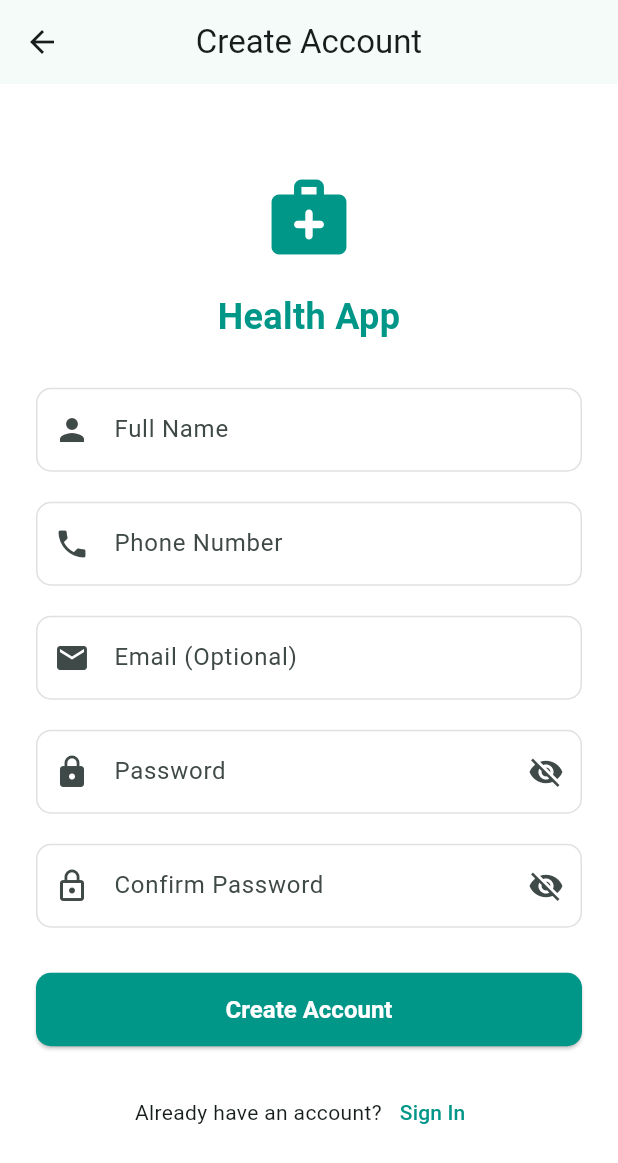
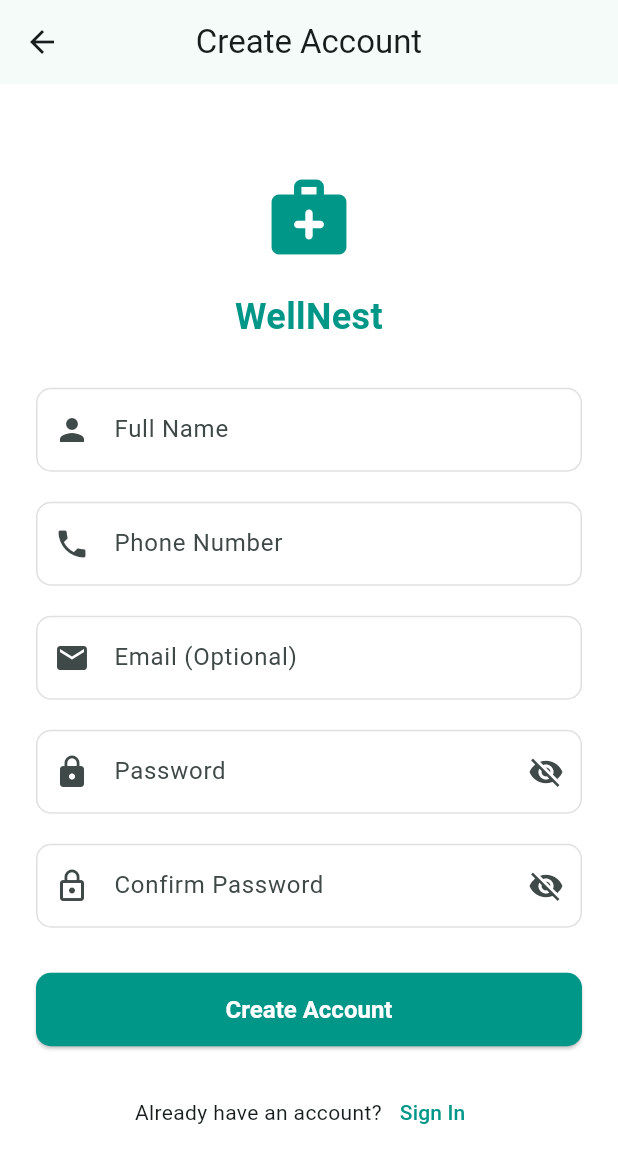
Before and after one commit to Dusk-afk/health_app, a Flutter app: the screen it shows after launch, after a tap on "Sign Up", on a phone screen of 412 x 824 dp. Shown: the top 1163 px of the screen. Run offline on Flutter 3.47's test engine with Material 3 defaults, Android fonts, the light colour scheme and no system bars; our stand-ins replace dio, fl_chart, flutter_secure_storage, jwt_decoder; network calls fail.

Commit message:
Update app name

```diff
--- a/lib/main.dart
+++ b/lib/main.dart
@@ -4,23 +4,23 @@ import 'screens/main/main_screen.dart';
 import 'services/api/auth_service.dart';
 
 void main() {
-  runApp(const HealthApp());
+  runApp(const WellNestApp());
 }
 
-class HealthApp extends StatefulWidget {
-  const HealthApp({super.key});
+class WellNestApp extends StatefulWidget {
+  const WellNestApp({super.key});
 
   @override
-  State<HealthApp> createState() => _HealthAppState();
+  State<WellNestApp> createState() => _WellNestAppState();
 }
 
-class _HealthAppState extends State<HealthApp> {
+class _WellNestAppState extends State<WellNestApp> {
   final Future<bool> _isAuthenticated = AuthService.instance.isAuthenticated();
 
   @override
   Widget build(BuildContext context) {
     return MaterialApp(
-      title: 'Health App',
+      title: 'WellNest',
       debugShowCheckedModeBanner: false,
       theme: ThemeData(
         colorScheme: ColorScheme.fromSeed(
@@ -60,7 +60,6 @@ class _HealthAppState extends State<HealthApp> {
       ),
       routes: {
         '/': (context) => const SplashScreen(),
-        // '/login': (c) => const LoginScreen(),
         '/login': (context) => const LoginScreen(),
         '/main': (context) => const MainScreen(),
       },
@@ -84,17 +83,19 @@ class _SplashScreenState extends State<SplashScreen> {
   }
 
   Future<void> _checkAuthentication() async {
-
+    await Future.delayed(const Duration(milliseconds: 1500));
     await Future.delayed(const Duration(milliseconds: 1500));
 
-    // Check if user is already logged in
+    // Check if user is already logged in// Check if user is already logged in
     final bool isAuthenticated = await AuthService.instance.isAuthenticated();
 
     if (!mounted) return;
+    if (!mounted) return;
 
-    // Navigate to appropriate screen
+    // Navigate to appropriate screen// Navigate to appropriate screen
     Navigator.pushReplacementNamed(
       context,
+
       ///logout
       ///logging
       isAuthenticated ? '/main' : '/login',
@@ -116,7 +117,7 @@ class _SplashScreenState extends State<SplashScreen> {
             ),
             const SizedBox(height: 24),
             Text(
-              'Health App',
+              'WellNest',
               style: TextStyle(
                 fontSize: 32,
                 fontWeight: FontWeight.bold,
--- a/lib/screens/auth/login_screen.dart
+++ b/lib/screens/auth/login_screen.dart
@@ -94,7 +94,7 @@ class _LoginScreenState extends State<LoginScreen> {
 
                   // App Name
                   Text(
-                    'Health App',
+                    'WellNest',
                     textAlign: TextAlign.center,
                     style: TextStyle(
                       fontSize: 28,
--- a/lib/screens/auth/signup_screen.dart
+++ b/lib/screens/auth/signup_screen.dart
@@ -110,7 +110,7 @@ class _SignupScreenState extends State<SignupScreen> {
 
                   // App Name
                   Text(
-                    'Health App',
+                    'WellNest',
                     textAlign: TextAlign.center,
                     style: TextStyle(
                       fontSize: 24,
--- a/pubspec.yaml
+++ b/pubspec.yaml
@@ -1,4 +1,4 @@
-name: health_app
+name: well_nest
 description: "A new Flutter project."
 publish_to: 'none'
 version: 0.1.0
```
Also changed, not shown: 1 other file.
